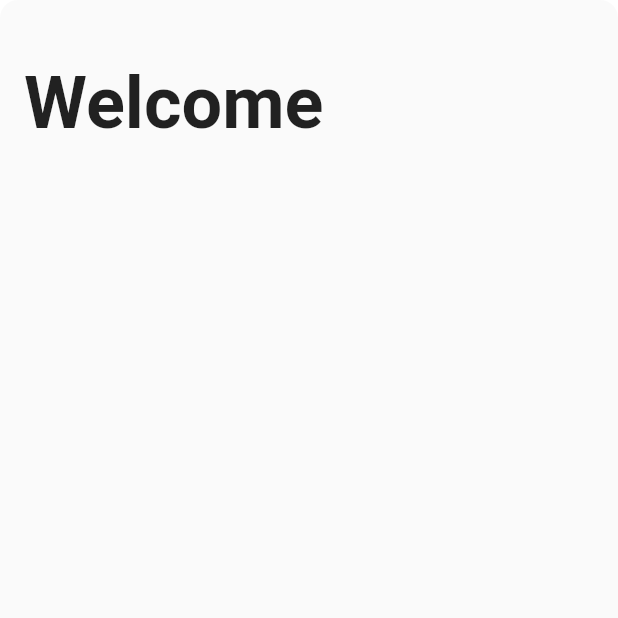
After one commit to bpbushman/yoga, a Flutter app: the LoginView screen opened by its route, on a phone screen of 412 x 824 dp, the top half of it. The commit adds this screen. Run offline on Flutter 3.47's test engine with Material 2 defaults, Android fonts, the phone set to English and light mode, and no system bars; our stand-ins replace auto_route, get_it, injectable, stacked, stacked_services.

Commit message:
set up router with login view, and created simple login view ui

```diff
--- a/yoga/lib/app/router.dart
+++ b/yoga/lib/app/router.dart
@@ -1,11 +1,15 @@
 import 'package:auto_route/auto_route_annotations.dart';
 import 'package:yoga/ui/views/home/home_view.dart';
+import 'package:yoga/ui/views/login/login_view.dart';
 import 'package:yoga/ui/views/startup/startup_view.dart';
 
 @MaterialAutoRouter(
 routes: <AutoRoute>[
+  MaterialRoute(page: LoginView, initial: false),
   MaterialRoute(page: HomeView, initial: false),
   MaterialRoute(page: StartUpView, initial: true),
 ])
 class $Router {}
   //@initial
+
+//flutter pub run build_runner build --delete-conflicting-outputs
--- /dev/null
+++ b/yoga/lib/ui/views/login/login_view.dart
@@ -0,0 +1,23 @@
+import 'package:flutter/material.dart';
+
+class LoginView extends StatelessWidget {
+  @override
+  Widget build(BuildContext context) {
+    return ClipRRect(
+      borderRadius: BorderRadius.circular(12),
+      child: Scaffold(
+        body: Padding(
+          padding: EdgeInsets.fromLTRB(16, 40, 0, 0),
+          child: Column(
+            children: [
+              Text(
+                'Welcome',
+                style: TextStyle(fontSize: 48, fontWeight: FontWeight.bold),
+              ),
+            ],
+          ),
+        ),
+      ),
+    );
+  }
+}
--- a/yoga/lib/ui/views/startup/startup_view_model.dart
+++ b/yoga/lib/ui/views/startup/startup_view_model.dart
@@ -10,6 +10,6 @@ class StartUpViewModel extends BaseViewModel {
   String get title => _title;
 
   Future navigateHome() async {
-    await _navigationService.navigateTo(Routes.homeView);
+    await _navigationService.navigateTo(Routes.loginView);
   }
 }
```
Also changed, not shown: yoga/lib/app/router.gr.dart.
